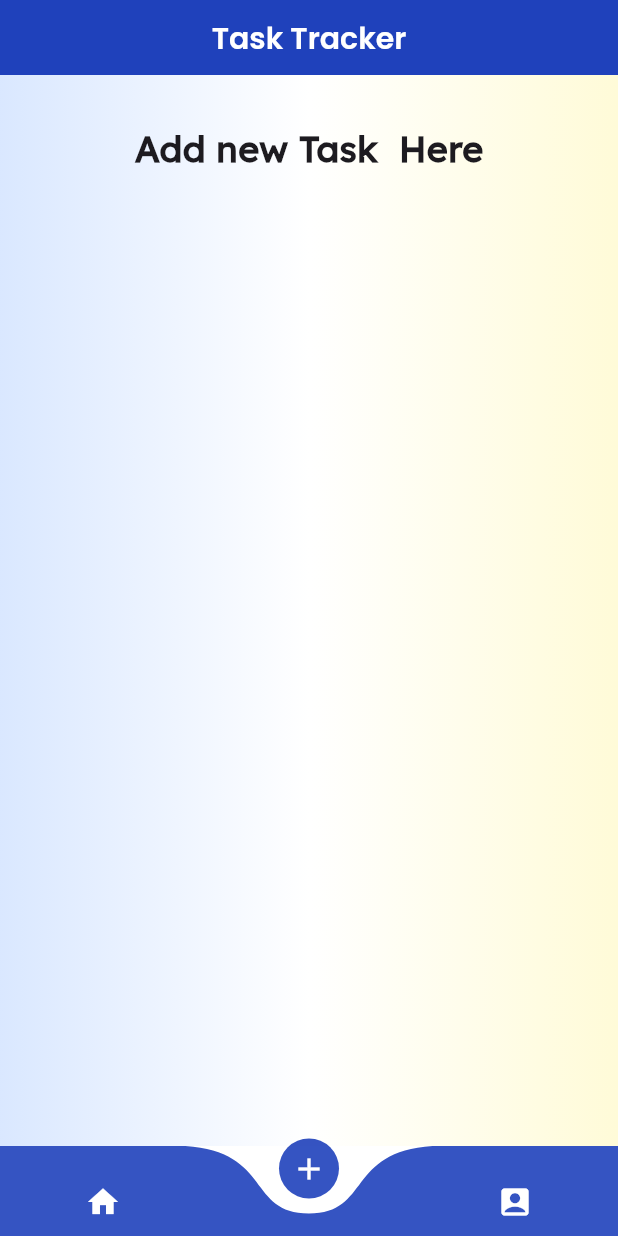
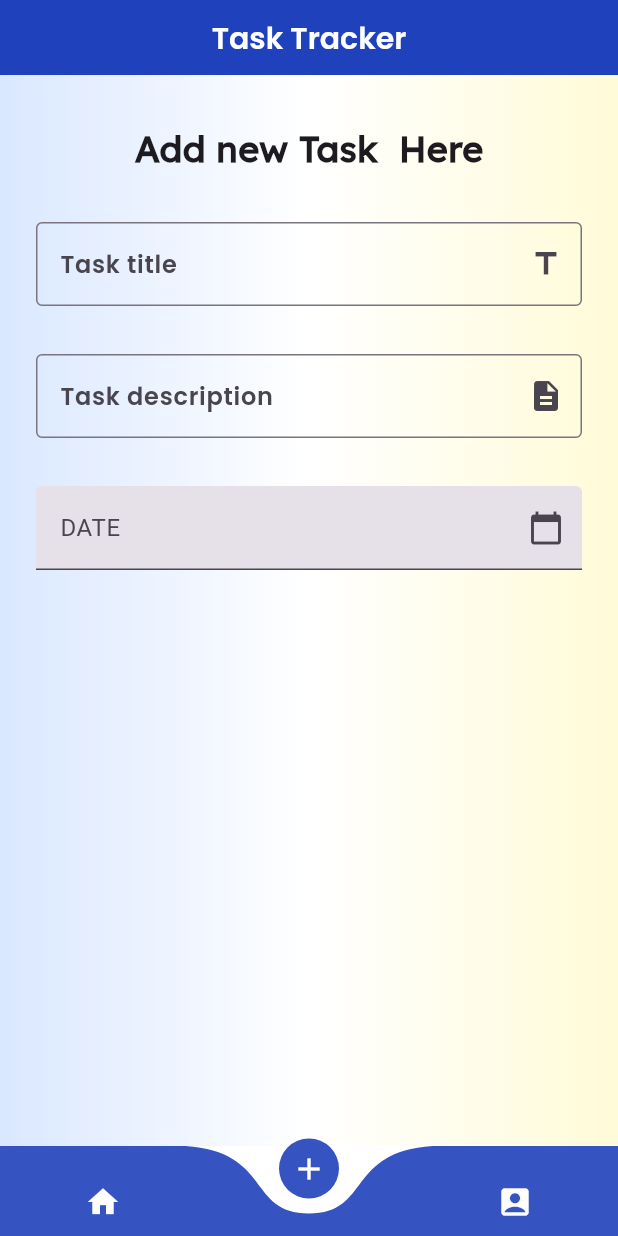
Before and after one commit to ali72-20/task_managment, a Flutter app: the HomeScreen screen opened by its route, item 2 of the bottom bar chosen, on a phone screen of 412 x 824 dp. Run offline on Flutter 3.47's test engine with Material 3 defaults, Android fonts, the phone set to English and light mode, and no system bars; drawn by our look-alikes of curved_navigation_bar; our stand-ins replace dio, fluttertoast, go_router.

Commit message:
add task form

```diff
--- a/lib/features/add_task/presentation_layer/widgets/add_task_body.dart
+++ b/lib/features/add_task/presentation_layer/widgets/add_task_body.dart
@@ -1,15 +1,18 @@
 import 'package:flutter/cupertino.dart';
 import 'package:task_managment/core/utilites/Styles.dart';
+import 'package:task_managment/features/add_task/presentation_layer/widgets/add_task_form.dart';
 
 class AddTaskBody extends StatelessWidget {
   const AddTaskBody({super.key});
 
   @override
   Widget build(BuildContext context) {
-    return const Column(
+    return  Column(
       children: [
-        SizedBox(height: 32,),
-        Text("Add new Task  Here", style: Styles.style24,)
+        const SizedBox(height: 32,),
+        const Text("Add new Task  Here", style: Styles.style24,),
+        const SizedBox(height: 32,),
+        AddTaskFrom()
       ],
     );
   }
--- /dev/null
+++ b/lib/features/add_task/presentation_layer/widgets/add_task_form.dart
@@ -0,0 +1,77 @@
+import 'package:flutter/material.dart';
+import 'package:task_managment/core/utilites/colors.dart';
+import 'package:task_managment/features/forms/presentation_layer/widgets/input_feild.dart';
+
+class AddTaskFrom extends StatefulWidget {
+  AddTaskFrom({super.key});
+
+  @override
+  State<AddTaskFrom> createState() => _AddTaskFromState();
+}
+
+class _AddTaskFromState extends State<AddTaskFrom> {
+  TextEditingController titleController = TextEditingController();
+
+  TextEditingController descriptionController = TextEditingController();
+
+  TextEditingController dateController = TextEditingController();
+
+  final formKey = GlobalKey<FormState>();
+
+  @override
+  Widget build(BuildContext context) {
+    return Padding(
+      padding: const EdgeInsets.symmetric(horizontal: 24),
+      child: Form(
+        key: formKey,
+        child: Column(
+          children: [
+            InputFeilde(
+              hint: 'Task title',
+              controller: titleController,
+              suffix_icon: Icons.title,
+            ),
+            const SizedBox(
+              height: 32,
+            ),
+            InputFeilde(
+              hint: 'Task description',
+              controller: descriptionController,
+              suffix_icon: Icons.description,
+            ),
+            const SizedBox(
+              height: 32,
+            ),
+            TextFormField(
+              controller: dateController,
+              decoration: const InputDecoration(
+                  labelText: "DATE",
+                  filled: true,
+                  suffixIcon: Icon(Icons.calendar_today),
+                  focusedBorder: OutlineInputBorder(
+                      borderSide: BorderSide(color: kPrimaryColor))),
+              readOnly: true,
+              onTap: () {
+                _selectDate(context);
+              },
+            )
+          ],
+        ),
+      ),
+    );
+  }
+
+  Future<void> _selectDate(BuildContext context) async {
+    DateTime? pick = await showDatePicker(
+      context: context,
+      initialDate: DateTime.now(),
+      firstDate: DateTime(2000),
+      lastDate: DateTime(2100),
+    );
+    if (pick != null) {
+      setState(() {
+        dateController.text = pick.toString().split(" ")[0];
+      });
+    }
+  }
+}
--- a/lib/features/forms/presentation_layer/widgets/input_feild.dart
+++ b/lib/features/forms/presentation_layer/widgets/input_feild.dart
@@ -1,6 +1,7 @@
 
 import 'package:flutter/material.dart';
 import 'package:task_managment/core/utilites/Styles.dart';
+import 'package:task_managment/core/utilites/colors.dart';
 
 
 class InputFeilde extends StatelessWidget {
@@ -26,6 +27,9 @@ class InputFeilde extends StatelessWidget {
         hintStyle: Styles.style16,
         border: const OutlineInputBorder(),
         suffixIcon: Icon(suffix_icon),
+        focusedBorder: const OutlineInputBorder(
+          borderSide: BorderSide(color: kPrimaryColor)
+        )
       ),
     ) ;
   }
--- a/pubspec.yaml
+++ b/pubspec.yaml
@@ -39,6 +39,7 @@ dependencies:
   dio: ^5.7.0
   fluttertoast: ^8.2.8
   curved_navigation_bar: ^1.0.6
+  syncfusion_flutter_datepicker: ^27.1.48
 
 dev_dependencies:
   flutter_test:
```
Also changed, not shown: lib/features/add_task/presentation_layer/widgets/AddTaskForm.dart (deleted), pubspec.lock.
